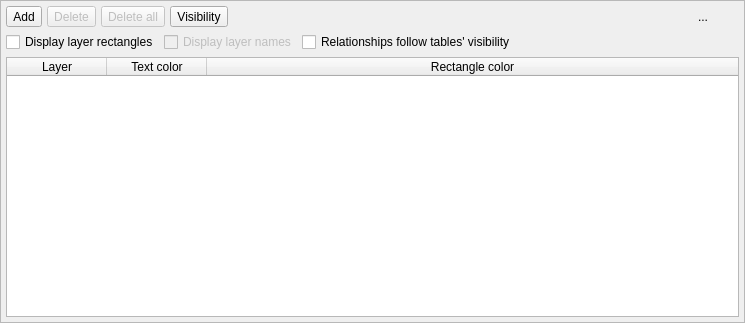
Above: libs/libgui/ui/widgets/layersconfigwidget.ui from pgmodeler/pgmodeler before the change. Below: the same form after it.
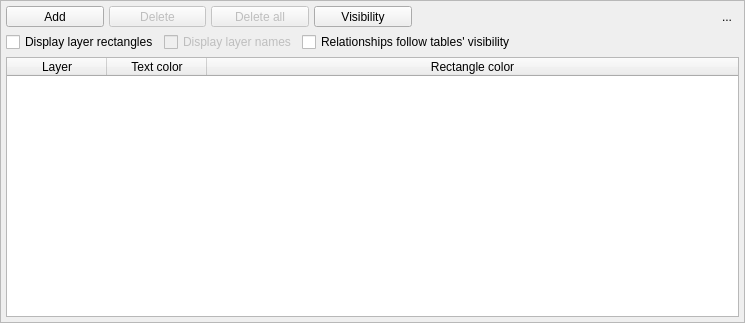
That is the form after the change. Icons and pictures are not drawn.

Diff of the .ui file:
```diff
--- a/libs/libgui/ui/widgets/layersconfigwidget.ui
+++ b/libs/libgui/ui/widgets/layersconfigwidget.ui
@@ -124,48 +124,6 @@
         </property>
        </widget>
       </item>
-      <item row="0" column="6">
-       <widget class="QToolButton" name="hide_tb">
-        <property name="toolTip">
-         <string>Hide this widget</string>
-        </property>
-        <property name="text">
-         <string>...</string>
-        </property>
-        <property name="icon">
-         <iconset resource="../../res/resources.qrc">
-          <normaloff>:/icons/icons/close1.png</normaloff>:/icons/icons/close1.png</iconset>
-        </property>
-        <property name="iconSize">
-         <size>
-          <width>20</width>
-          <height>20</height>
-         </size>
-        </property>
-        <property name="shortcut">
-         <string>Esc</string>
-        </property>
-        <property name="autoRaise">
-         <bool>true</bool>
-        </property>
-       </widget>
-      </item>
-      <item row="0" column="4">
-       <spacer name="horizontalSpacer">
-        <property name="orientation">
-         <enum>Qt::Horizontal</enum>
-        </property>
-        <property name="sizeType">
-         <enum>QSizePolicy::Expanding</enum>
-        </property>
-        <property name="sizeHint" stdset="0">
-         <size>
-          <width>20</width>
-          <height>20</height>
-         </size>
-        </property>
-       </spacer>
-      </item>
       <item row="0" column="0">
        <widget class="QToolButton" name="add_tb">
         <property name="enabled">
@@ -298,31 +256,6 @@
         </property>
        </widget>
       </item>
-      <item row="0" column="7">
-       <widget class="QLabel" name="vhandle_lbl">
-        <property name="sizePolicy">
-         <sizepolicy hsizetype="Fixed" vsizetype="Fixed">
-          <horstretch>0</horstretch>
-          <verstretch>0</verstretch>
-         </sizepolicy>
-        </property>
-        <property name="minimumSize">
-         <size>
-          <width>19</width>
-          <height>19</height>
-         </size>
-        </property>
-        <property name="cursor">
-         <cursorShape>SizeAllCursor</cursorShape>
-        </property>
-        <property name="text">
-         <string/>
-        </property>
-        <property name="scaledContents">
-         <bool>true</bool>
-        </property>
-       </widget>
-      </item>
       <item row="1" column="0" colspan="8">
        <layout class="QHBoxLayout" name="horizontalLayout">
         <property name="spacing">
@@ -436,6 +369,48 @@
         </column>
        </widget>
       </item>
+      <item row="0" column="7">
+       <widget class="QToolButton" name="hide_tb">
+        <property name="toolTip">
+         <string>Hide this widget</string>
+        </property>
+        <property name="text">
+         <string>...</string>
+        </property>
+        <property name="icon">
+         <iconset resource="../../res/resources.qrc">
+          <normaloff>:/icons/icons/close1.png</normaloff>:/icons/icons/close1.png</iconset>
+        </property>
+        <property name="iconSize">
+         <size>
+          <width>20</width>
+          <height>20</height>
+         </size>
+        </property>
+        <property name="shortcut">
+         <string>Esc</string>
+        </property>
+        <property name="autoRaise">
+         <bool>true</bool>
+        </property>
+       </widget>
+      </item>
+      <item row="0" column="4" colspan="3">
+       <spacer name="horizontalSpacer">
+        <property name="orientation">
+         <enum>Qt::Horizontal</enum>
+        </property>
+        <property name="sizeType">
+         <enum>QSizePolicy::Expanding</enum>
+        </property>
+        <property name="sizeHint" stdset="0">
+         <size>
+          <width>20</width>
+          <height>20</height>
+         </size>
+        </property>
+       </spacer>
+      </item>
      </layout>
     </widget>
    </item>
```
Left out of the diff: 4 changed lines with no effect on the pictures.
